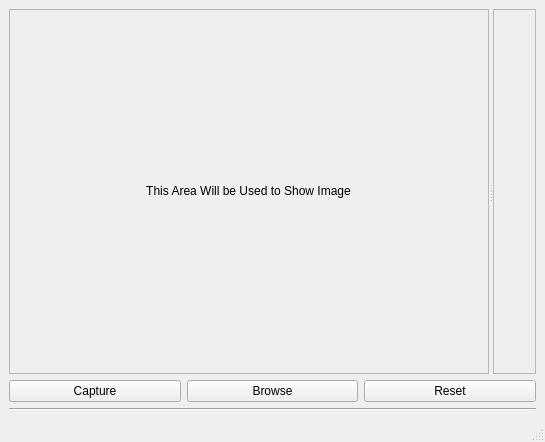
Above: src/gui/gui.ui from deepakg202/ColorRecognizerApp before the change. Below: the same form after it.
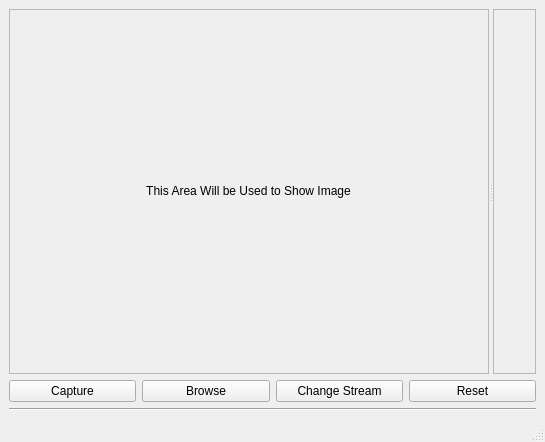
That is the form after the change.

Commit message: added ability to change camera stream

```diff
--- a/src/gui/gui.ui
+++ b/src/gui/gui.ui
@@ -15,20 +15,20 @@
   </property>
   <widget class="QWidget" name="centralwidget">
    <layout class="QGridLayout" name="gridLayout">
-    <item row="1" column="1">
-     <widget class="QPushButton" name="browseBtn">
-      <property name="text">
-       <string>Browse</string>
-      </property>
-     </widget>
-    </item>
-    <item row="2" column="0" colspan="3">
+    <item row="3" column="0" colspan="4">
      <widget class="Line" name="line">
       <property name="orientation">
        <enum>Qt::Horizontal</enum>
       </property>
      </widget>
     </item>
+    <item row="1" column="3">
+     <widget class="QPushButton" name="resetBtn">
+      <property name="text">
+       <string>Reset</string>
+      </property>
+     </widget>
+    </item>
     <item row="1" column="0">
      <widget class="QPushButton" name="captureBtn">
       <property name="text">
@@ -36,14 +36,7 @@
       </property>
      </widget>
     </item>
-    <item row="1" column="2">
-     <widget class="QPushButton" name="resetBtn">
-      <property name="text">
-       <string>Reset</string>
-      </property>
-     </widget>
-    </item>
-    <item row="0" column="0" colspan="3">
+    <item row="0" column="0" colspan="4">
      <widget class="QSplitter" name="splitter">
       <property name="orientation">
        <enum>Qt::Horizontal</enum>
@@ -101,12 +94,27 @@
       </widget>
      </widget>
     </item>
+    <item row="1" column="1">
+     <widget class="QPushButton" name="browseBtn">
+      <property name="text">
+       <string>Browse</string>
+      </property>
+     </widget>
+    </item>
+    <item row="1" column="2">
+     <widget class="QPushButton" name="changeStreamBtn">
+      <property name="text">
+       <string>Change Stream</string>
+      </property>
+     </widget>
+    </item>
    </layout>
    <zorder>captureBtn</zorder>
    <zorder>resetBtn</zorder>
    <zorder>browseBtn</zorder>
    <zorder>splitter</zorder>
    <zorder>line</zorder>
+   <zorder>changeStreamBtn</zorder>
   </widget>
   <widget class="QStatusBar" name="statusBar">
    <property name="maximumSize">
```
The commit also changes 3 other files.
